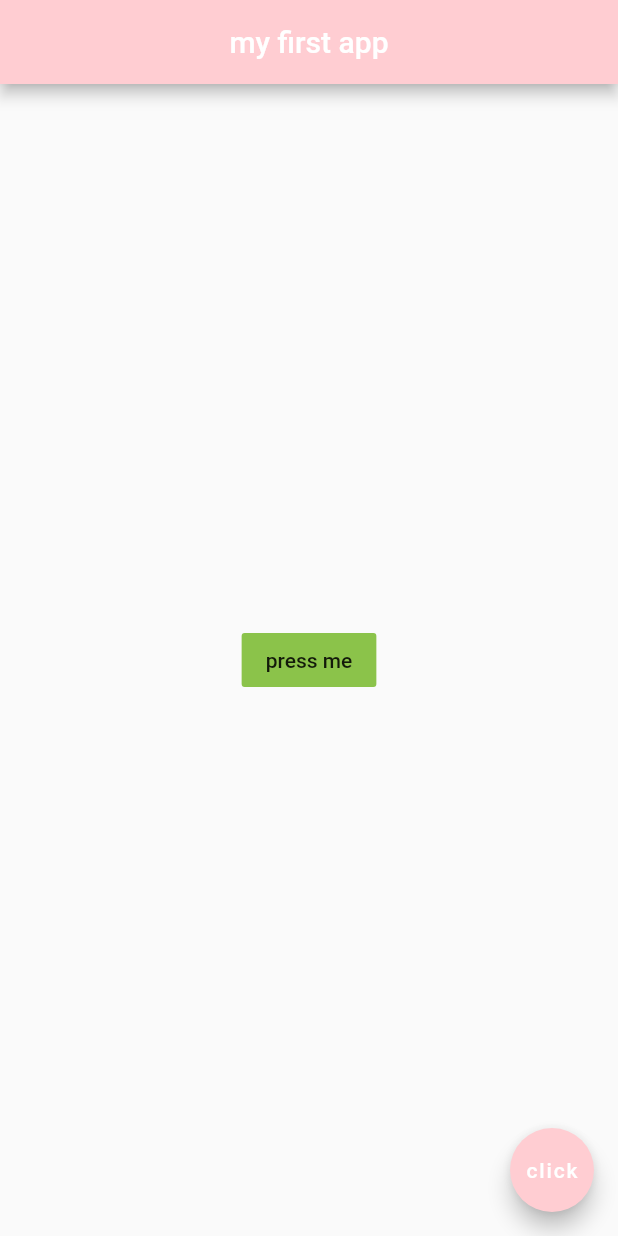
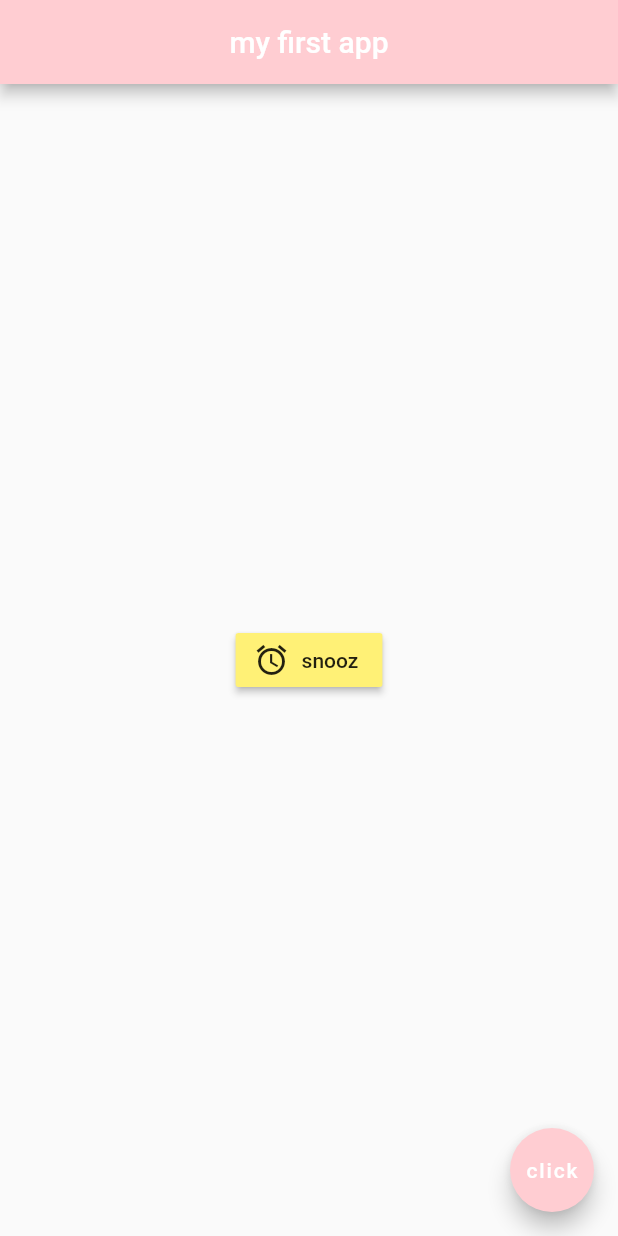
Before and after one commit to hafidid-baha/flutter-tuto, a Flutter app: the screen it shows after launch, on a phone screen of 412 x 824 dp. Run offline on Flutter 3.47's test engine with Material 2 defaults, Android fonts, the phone set to English and light mode, and no system bars.

Commit message:
using button with icon inside it

```diff
--- a/flutter_app/lib/main.dart
+++ b/flutter_app/lib/main.dart
@@ -14,12 +14,15 @@ class Home extends StatelessWidget {
         backgroundColor: Colors.red[100],
       ),
       body: Center(
-        child: FlatButton(
+        child: RaisedButton.icon(
           onPressed: ()=>{
-            print("you just pressed the button")
+            print("you have clicked the snooz button")
           },
-          child: Text("press me"),
-          color: Colors.lightGreen,
+          icon: Icon(
+            Icons.access_alarm
+          ),
+          label: Text("snooz"),
+          color: Colors.yellow[300],
         ),
       ),
       floatingActionButton: FloatingActionButton(
```
